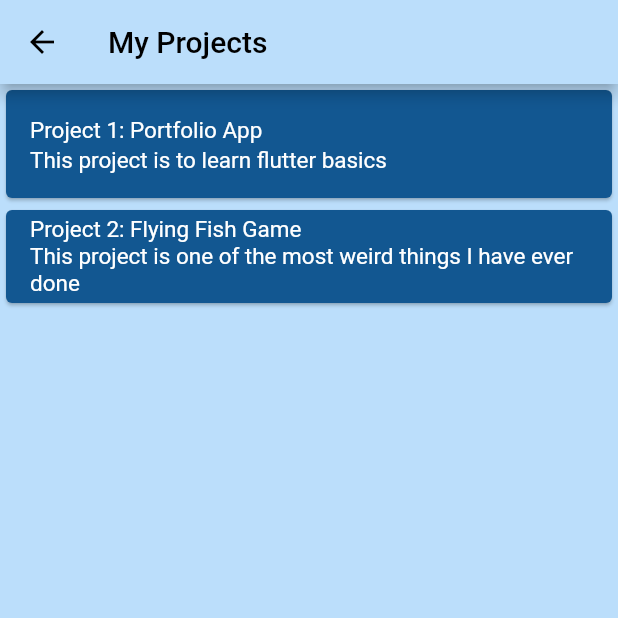
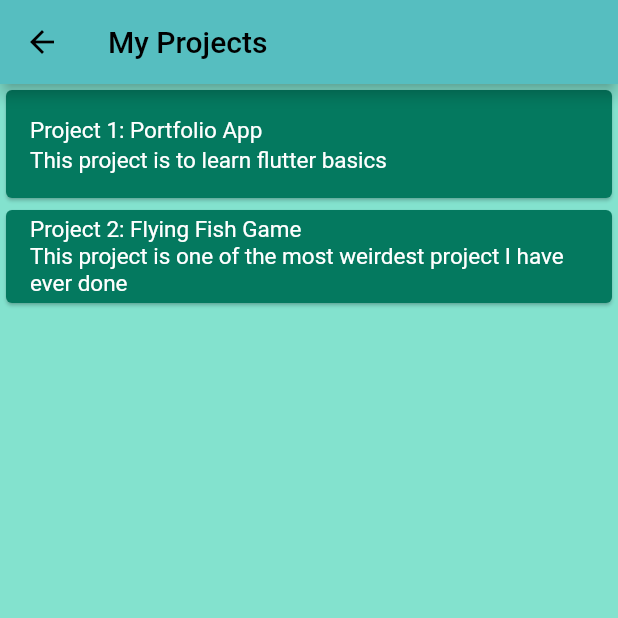
Before and after one commit to gunjanverma0405/Portfolio-App, a Flutter app: the screen it shows after launch, after a tap on "Projects", on a phone screen of 412 x 824 dp, the top half of it. Run offline on Flutter 3.47's test engine with Material 2 defaults, Android fonts, the phone set to English and light mode, and no system bars.

Commit message:
New changes

```diff
--- a/lib/homepage.dart
+++ b/lib/homepage.dart
@@ -1,19 +1,33 @@
 import 'package:flutter/material.dart';
 import 'package:url_launcher/url_launcher.dart';
+
+_sendingMails() async {
+  var url = Uri.parse("mailto:feedback@geeksforgeeks.org");
+  if (await canLaunchUrl(url)) {
+    await launchUrl(url);
+  } else {
+    throw 'Could not launch $url';
+  }
+}
 
 class HomePage extends StatelessWidget {
   const HomePage({super.key});
   @override
   Widget build(BuildContext context) {
-    return SafeArea(
+    return Container(
+      decoration: const BoxDecoration(
+        image: DecorationImage(
+          image: AssetImage("images/bg.jpg"),
+          fit: BoxFit.cover,
+        ),
+      ),
       child: Scaffold(
-        backgroundColor: Colors.blue,
+        backgroundColor: Colors.transparent,
         body: Column(
           mainAxisAlignment: MainAxisAlignment.center,
           children: [
             const CircleAvatar(
-              radius: 60,
-              backgroundColor: Colors.blue,
+              radius: 70,
               backgroundImage: AssetImage(
                 'images/GV_pic.png',
               ),
@@ -27,15 +41,22 @@ class HomePage extends StatelessWidget {
             const Text(
               'MCA, IT',
               style: TextStyle(
-                fontSize: 20,
+                fontSize: 25,
               ),
             ),
-            Container(
-              margin: const EdgeInsets.symmetric(vertical: 10, horizontal: 40),
-              padding: const EdgeInsets.symmetric(vertical: 20, horizontal: 30),
+            GestureDetector(
+              onTap: () {
+                final Uri _url = Uri.parse("mailto:gunjanverma0412@gmail.com");
+                _launchUrl(_url);
+              },
+              child: Container(
+                margin:
+                    const EdgeInsets.symmetric(vertical: 10, horizontal: 40),
+                padding:
+                    const EdgeInsets.symmetric(vertical: 20, horizontal: 30),
                 decoration: BoxDecoration(
                   borderRadius: BorderRadius.circular(10),
-                color: Colors.blue[100],
+                  color: const Color.fromARGB(255, 86, 190, 192),
                 ),
                 child: Row(
                   children: const [
@@ -49,6 +70,7 @@ class HomePage extends StatelessWidget {
                   ],
                 ),
               ),
+            ),
             GestureDetector(
               onTap: () {
                 Navigator.pushNamed(context, 'projects_page');
@@ -60,7 +82,7 @@ class HomePage extends StatelessWidget {
                     const EdgeInsets.symmetric(vertical: 20, horizontal: 30),
                 decoration: BoxDecoration(
                   borderRadius: BorderRadius.circular(10),
-                  color: Colors.blue[100],
+                  color: const Color.fromARGB(255, 86, 190, 192),
                 ),
                 child: Row(
                   children: const [
@@ -87,7 +109,7 @@ class HomePage extends StatelessWidget {
                     const EdgeInsets.symmetric(vertical: 20, horizontal: 30),
                 decoration: BoxDecoration(
                   borderRadius: BorderRadius.circular(10),
-                  color: Colors.blue[100],
+                  color: const Color.fromARGB(255, 86, 190, 192),
                 ),
                 child: Row(
                   children: const [
--- a/lib/projects.dart
+++ b/lib/projects.dart
@@ -8,9 +8,9 @@ class ProjectsPage extends StatelessWidget {
   Widget build(BuildContext context) {
     return SafeArea(
       child: Scaffold(
-        backgroundColor: Colors.blue[100],
+        backgroundColor: const Color.fromARGB(255, 131, 226, 206),
         appBar: AppBar(
-          backgroundColor: Colors.blue[100],
+          backgroundColor: const Color.fromARGB(255, 86, 190, 192),
           title: const Text(
             'My Projects',
             style: TextStyle(
@@ -36,7 +36,7 @@ class ProjectsPage extends StatelessWidget {
                 _launchUrl(_url);
               },
               child: const Card(
-                color: Color.fromARGB(255, 18, 87, 145),
+                color: Color.fromARGB(255, 4, 121, 95),
                 child: ListTile(
                     title: Text(
                       'Project 1: Portfolio App',
@@ -60,7 +60,7 @@ class ProjectsPage extends StatelessWidget {
                 _launchUrl(_url);
               },
               child: const Card(
-                color: Color.fromARGB(255, 18, 87, 145),
+                color: Color.fromARGB(255, 4, 121, 95),
                 child: ListTile(
                   title: Text(
                     'Project 2: Flying Fish Game',
@@ -70,7 +70,7 @@ class ProjectsPage extends StatelessWidget {
                     ),
                   ),
                   subtitle: Text(
-                    'This project is one of the most weird things I have ever done',
+                    'This project is one of the most weirdest project I have ever done',
                     style: TextStyle(
                       fontSize: 15,
                       color: Colors.white,
```
Lines whose indentation alone changed are shown as unchanged.
